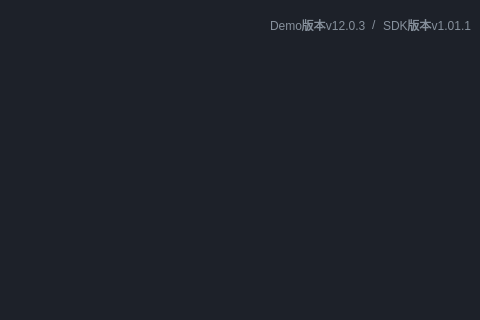
volcengine/RTC_Meeting_Demo, file Windows/veRTC_Demo_Windows/meeting/Feature/login/meeting_login.ui: the form before one commit; both pictures show x 403 to 883 and y 0 to 320 of the 883 by 600 pixel window.
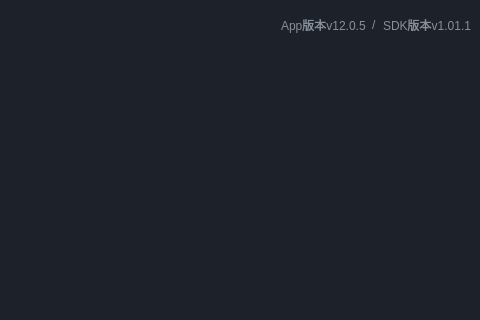
The form after the commit. Icons and pictures are not drawn.

What changed in the file:
```diff
--- a/Windows/veRTC_Demo_Windows/meeting/Feature/login/meeting_login.ui
+++ b/Windows/veRTC_Demo_Windows/meeting/Feature/login/meeting_login.ui
@@ -121,7 +121,7 @@
         <item>
          <widget class="QLabel" name="lbl_demo_ver">
           <property name="text">
-           <string>Demo版本v12.0.3</string>
+           <string>App版本v12.0.5</string>
           </property>
          </widget>
         </item>
```
